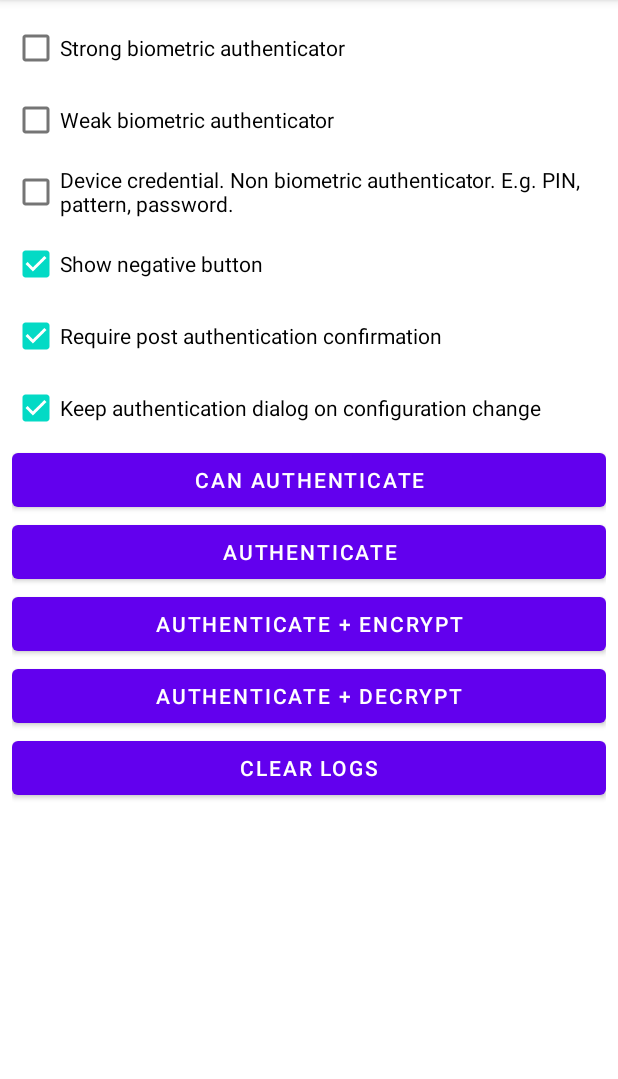
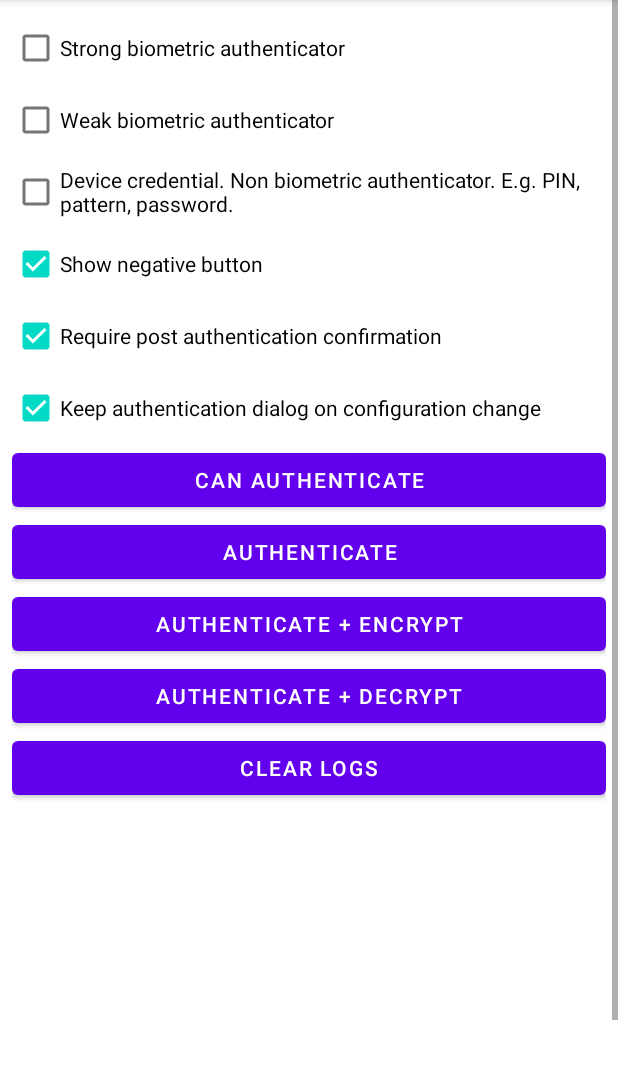
Before and after one commit to husaynhakeem/android-playground, an Android app: the first screen one second after launch (MainActivity), on a phone screen of 412 x 824 dp, the part 84-1163 px from its top. Run offline under Robolectric (Android 15) with nearby library versions, the phone set to English and light mode, and no system bars.

Commit message:
Make layout scrollable to adjust to low density/small screens

```diff
--- a/BiometricSample/app/src/main/res/layout-land/activity_main.xml
+++ /dev/null
@@ -1,44 +0,0 @@
-<?xml version="1.0" encoding="utf-8"?>
-<LinearLayout xmlns:android="http://schemas.android.com/apk/res/android"
-    android:layout_width="match_parent"
-    android:layout_height="match_parent"
-    android:orientation="horizontal"
-    android:padding="8dp">
-
-    <LinearLayout
-        android:layout_width="0dp"
-        android:layout_height="match_parent"
-        android:layout_weight="1"
-        android:gravity="center_vertical"
-        android:orientation="vertical">
-
-        <include layout="@layout/layout_authenticator_types" />
-
-        <include layout="@layout/layout_negative_button" />
-
-        <include layout="@layout/layout_authentication_confirmation" />
-
-        <include layout="@layout/layout_configuration_change" />
-
-    </LinearLayout>
-
-    <Space
-        android:layout_width="16dp"
-        android:layout_height="match_parent" />
-
-    <LinearLayout
-        android:layout_width="0dp"
-        android:layout_height="match_parent"
-        android:layout_weight="1"
-        android:orientation="vertical">
-
-        <include layout="@layout/layout_authenticate" />
-
-        <include
-            layout="@layout/layout_logging"
-            android:layout_width="match_parent"
-            android:layout_height="match_parent" />
-
-    </LinearLayout>
-
-</LinearLayout>
--- a/BiometricSample/app/src/main/res/layout/activity_main.xml
+++ b/BiometricSample/app/src/main/res/layout/activity_main.xml
@@ -1,7 +1,11 @@
 <?xml version="1.0" encoding="utf-8"?>
-<LinearLayout xmlns:android="http://schemas.android.com/apk/res/android"
+<ScrollView xmlns:android="http://schemas.android.com/apk/res/android"
     android:layout_width="match_parent"
-    android:layout_height="match_parent"
+    android:layout_height="match_parent">
+
+    <LinearLayout
+        android:layout_width="match_parent"
+        android:layout_height="wrap_content"
         android:orientation="vertical"
         android:padding="8dp">
 
@@ -21,3 +25,5 @@
             android:layout_height="match_parent" />
 
     </LinearLayout>
+
+</ScrollView>
--- a/BiometricSample/app/src/main/res/layout/layout_logging.xml
+++ b/BiometricSample/app/src/main/res/layout/layout_logging.xml
@@ -10,15 +10,11 @@
         android:layout_height="wrap_content"
         android:text="@string/clear_logs" />
 
-    <ScrollView
+    <com.google.android.material.textview.MaterialTextView
+        android:id="@+id/logs"
         android:layout_width="match_parent"
-        android:layout_height="wrap_content">
-
-        <com.google.android.material.textview.MaterialTextView
-            android:id="@+id/logs"
-            android:layout_width="match_parent"
-            android:layout_height="wrap_content" />
-
-    </ScrollView>
+        android:layout_height="wrap_content"
+        android:gravity="top"
+        android:lines="20" />
 
 </LinearLayout>
```
Lines whose indentation alone changed are shown as unchanged.
